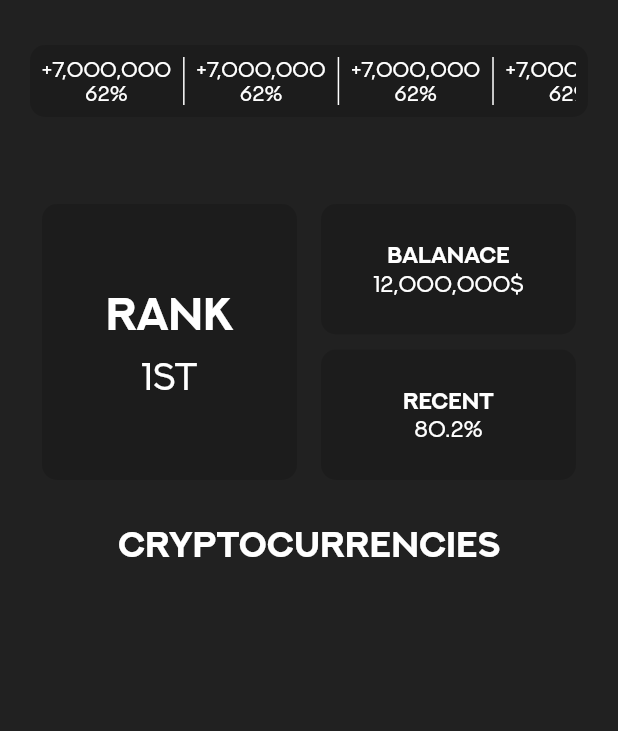
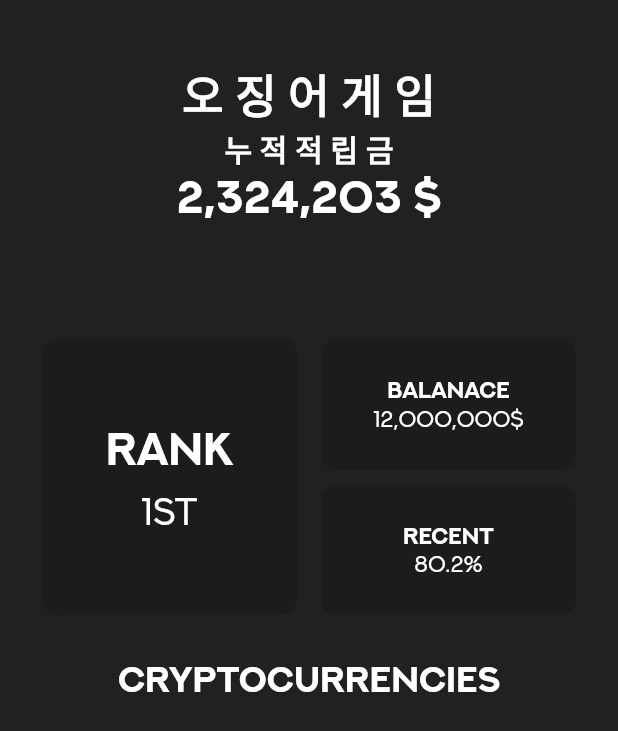
Before and after one commit to Team-Studio-J/Golden-Goose, a Flutter app: the Home screen opened by its route, on a phone screen of 412 x 824 dp. Shown: the top 731 px of the screen. Run offline on Flutter 3.47's test engine with Material 2 defaults, Android fonts, the phone set to English and light mode, and no system bars; our stand-ins replace cloud_firestore, firebase_auth, font_awesome_flutter, get, google_sign_in; missing offline and left inert: candlesticks; accounts and stored records are empty; network calls fail.

Commit message:
feat: add chart page

```diff
--- a/golden_goose/lib/screens/home.dart
+++ b/golden_goose/lib/screens/home.dart
@@ -10,7 +10,6 @@ import 'dart:convert';
 class Home extends StatelessWidget {
   static const String path = "/Home";
   final uc = Get.find<UserController>();
-  final sc = Get.find<SizeController>();
   final cc = Get.find<CurrenciesController>();
 
   Home({Key? key}) : super(key: key);
@@ -21,11 +20,35 @@ class Home extends StatelessWidget {
       body: Container(
         child: Center(
           child: ListView(
+            physics: BouncingScrollPhysics(),
             children: [
               Padding(
                 padding: const EdgeInsets.all(20.0),
                 child: Column(
                   children: [
+                    SizedBox(height: 20),
+                    Column(
+                      children: [
+                        const Center(
+                          child: const Text("오 징 어 게 임",
+                              style:
+                              TextStyle(fontSize: 30, fontWeight: FontWeight.bold)),
+                        ),
+                        const Center(
+                          child: const Text("누 적 적 립 금",
+                              style:
+                              TextStyle(fontSize: 20, fontWeight: FontWeight.bold)),
+                        ),
+                        const Center(
+                          child: const Text("2,324,203 \$",
+                              style:
+                              TextStyle(fontSize: 30, fontWeight: FontWeight.bold)),
+                        ),
+                      ],
+                    ),
+                    SizedBox(height: 20),
+
+                    /*
                     SizedBox(height: 10),
                     Grid(
                       child: SingleChildScrollView(
@@ -70,6 +93,7 @@ class Home extends StatelessWidget {
                         ),
                       ),
                     ),
+                     */
                     SizedBox(height: 50),
                     SizedBox(
                       height: 200,
@@ -178,33 +202,8 @@ class Home extends StatelessWidget {
       ),
     );
   }
-
-  _buildTextBold(String str) {
-    return Text(
-      str,
-      style: TextStyle(
-        fontSize: 10,
-        fontWeight: FontWeight.bold,
-      ),
-    );
-  }
-
-  _buildText(String str) {
-    return Text(
-      str,
-      style: TextStyle(
-        fontSize: 10,
-        fontWeight: FontWeight.normal,
-      ),
-    );
-  }
 }
 
-Future<List> getCurrencies() async {
-  String apiUrl = 'https://api.coinmarketcap.com/v1/ticker/?limit=50';
-  http.Response response = await http.get(Uri.parse(apiUrl));
-  return json.decode(response.body);
-}
 
 class VerticalVarWithPadding extends StatelessWidget {
   final double? width;
--- a/golden_goose/lib/screens/login.dart
+++ b/golden_goose/lib/screens/login.dart
@@ -82,6 +82,7 @@ class Login extends StatelessWidget {
                 },
               ),
 
+              /*
               ElevatedButton.icon(
               style: ElevatedButton.styleFrom(
                 //  primary: Colors.blue,
@@ -98,7 +99,9 @@ class Login extends StatelessWidget {
               ),
               onPressed: () {Get.offAll(() => Splash());},
             ),
-              const SizedBox(height: 430),
+
+               */
+              const SizedBox(height: 400),
 
               Column(
                 mainAxisAlignment: MainAxisAlignment.start,
--- a/golden_goose/pubspec.yaml
+++ b/golden_goose/pubspec.yaml
@@ -46,6 +46,10 @@ dev_dependencies:
   font_awesome_flutter:
   google_sign_in:
   http:
+  candlesticks: ^1.1.0
+  web_socket_channel: ^2.1.0
+  interactive_chart: ^0.3.2
+
 
 
   # The "flutter_lints" package below contains a set of recommended lints to
```
Also changed, not shown: golden_goose/lib/main.dart (+7 -3 lines), golden_goose/lib/repositories/repository.dart (added, +16 -0 lines), golden_goose/lib/screens/chart.dart (added, +145 -0 lines), 1 other file.
